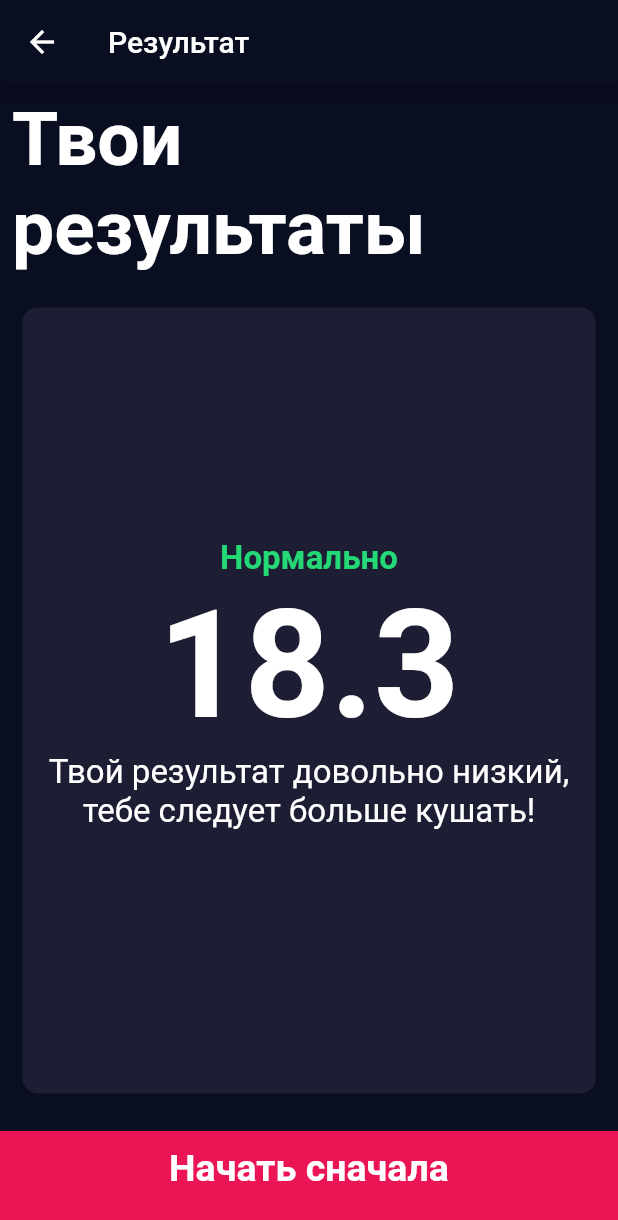
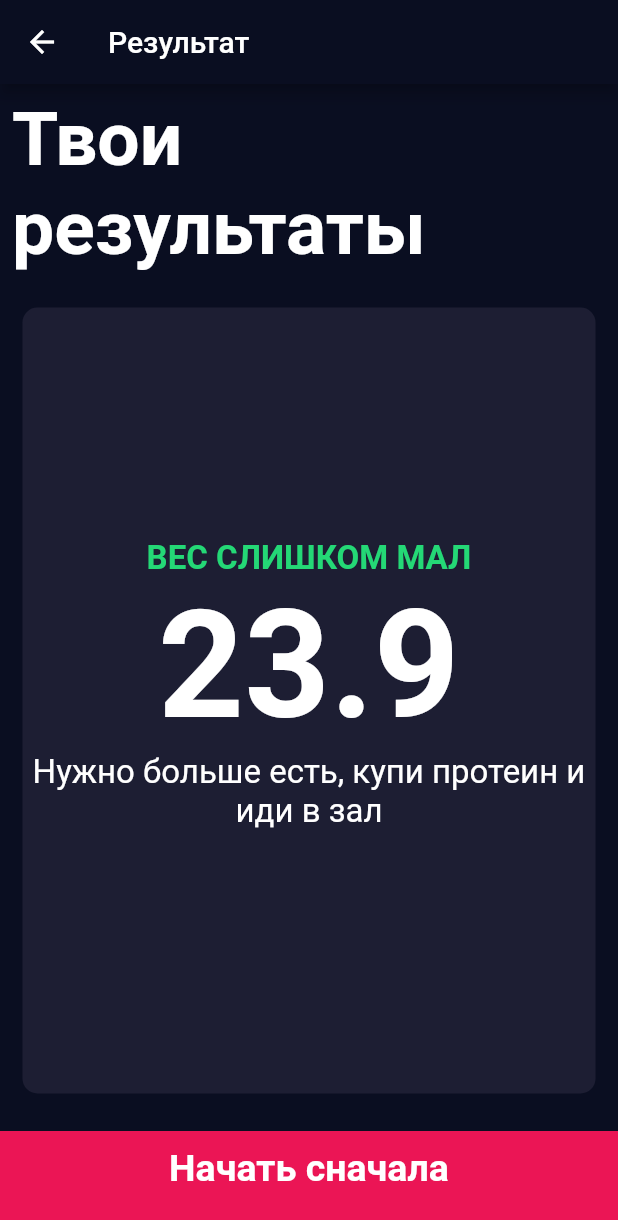
Before and after one commit to WOWDeveloperX/BMI-Calculator, a Flutter app: the screen it shows after launch, after a tap on "Вычислить", on a phone screen of 412 x 824 dp. Shown: the top 1220 px of the screen. Run offline on Flutter 3.47's test engine with Material 2 defaults, Android fonts, the phone set to English and light mode, and no system bars; our stand-ins replace font_awesome_flutter.

Commit message:
finished application

```diff
--- a/lib/component/red_button.dart
+++ b/lib/component/red_button.dart
@@ -19,9 +19,9 @@ class ButtonRed extends StatelessWidget {
         margin: const EdgeInsets.only(top: 10),
         width: double.infinity,
         height: 70,
-        child:  Center(
+        child: Center(
             child: Text(
-         buttonTitle,
+          buttonTitle,
           style: kLargeButtonTextStyke,
         )),
       ),
--- a/lib/constants.dart
+++ b/lib/constants.dart
@@ -22,7 +22,6 @@ const kTitleTextStyle = TextStyle(fontSize: 50, fontWeight: FontWeight.bold);
 const kResultTextStyle = TextStyle(
     color: Color(0xFF24D876), fontSize: 22, fontWeight: FontWeight.bold);
 
-
 const kBMITextStule = TextStyle(
   fontSize: 100,
   fontWeight: FontWeight.bold,
@@ -30,5 +29,4 @@ const kBMITextStule = TextStyle(
 
 const kBMITextStuleMini = TextStyle(
   fontSize: 22,
-
 );
--- a/lib/main.dart
+++ b/lib/main.dart
@@ -1,5 +1,4 @@
 import 'package:calculator/page/imput_page.dart';
-import 'package:calculator/page/result.page.dart';
 import 'package:flutter/material.dart';
 
 void main() => runApp(const BMICalculator());
@@ -16,11 +15,7 @@ class BMICalculator extends StatelessWidget {
         ),
         scaffoldBackgroundColor: const Color(0xff0A0E21),
       ),
-      initialRoute: "/",
-      routes: {
-        "/": (context) => const InputPage(),
-        "/2": (context) => const ResultPage()
-      },
+      home: const InputPage(),
     );
   }
 }
--- a/lib/page/imput_page.dart
+++ b/lib/page/imput_page.dart
@@ -5,6 +5,7 @@ import 'package:calculator/constants.dart';
 import 'package:calculator/component/reaseble.dart';
 import 'package:calculator/component/red_button.dart';
 import 'package:calculator/component/round_icon_button.dart';
+import 'package:calculator/page/result.page.dart';
 import 'package:flutter/material.dart';
 import 'package:font_awesome_flutter/font_awesome_flutter.dart';
 
@@ -20,11 +21,11 @@ class InputPage extends StatefulWidget {
 class _InputPageState extends State<InputPage> {
   Gender? selectedGender;
 
-  int height = 120;
+  int height = 170;
 
-  int weight = 30;
+  int weight = 70;
 
-  int age = 14;
+  int age = 18;
 
   @override
   Widget build(BuildContext context) {
@@ -228,10 +229,19 @@ class _InputPageState extends State<InputPage> {
           ),
           ButtonRed(
             onTap: () {
-              Navigator.pushNamed(context, '/2');
-
               CalculationBrain calc =
                   CalculationBrain(height: height, weight: weight);
+
+              Navigator.push(
+                context,
+                MaterialPageRoute(
+                  builder: (context) => ResultPage(
+                    bmiResult: calc.calculationBMI(),
+                    intarpretation: calc.getInterpretation(),
+                    textResult: calc.getResult(),
+                  ),
+                ),
+              );
             },
             buttonTitle: 'Вычислить',
           ),
--- a/lib/page/result.page.dart
+++ b/lib/page/result.page.dart
@@ -5,7 +5,15 @@ import 'package:flutter/material.dart';
 import '../component/red_button.dart';
 
 class ResultPage extends StatelessWidget {
-  const ResultPage({super.key});
+  const ResultPage(
+      {super.key,
+      required this.bmiResult,
+      required this.textResult,
+      required this.intarpretation});
+
+  final String bmiResult;
+  final String textResult;
+  final String intarpretation;
 
   @override
   Widget build(BuildContext context) {
@@ -31,13 +39,13 @@ class ResultPage extends StatelessWidget {
                 mainAxisAlignment: MainAxisAlignment.spaceEvenly,
                 crossAxisAlignment: CrossAxisAlignment.center,
                 children: [
-                  const Text('Нормально', style: kResultTextStyle),
-                  const Text(
-                    '18.3',
+                  Text(textResult.toUpperCase(), style: kResultTextStyle),
+                  Text(
+                    bmiResult,
                     style: kBMITextStule,
                   ),
-                  const Text(
-                    'Твой результат довольно низкий, тебе следует больше кушать!',
+                  Text(
+                    intarpretation,
                     style: kBMITextStuleMini,
                     textAlign: TextAlign.center,
                   ),
```
Also changed, not shown: lib/calculation_brain.dart (+4 -6 lines).
